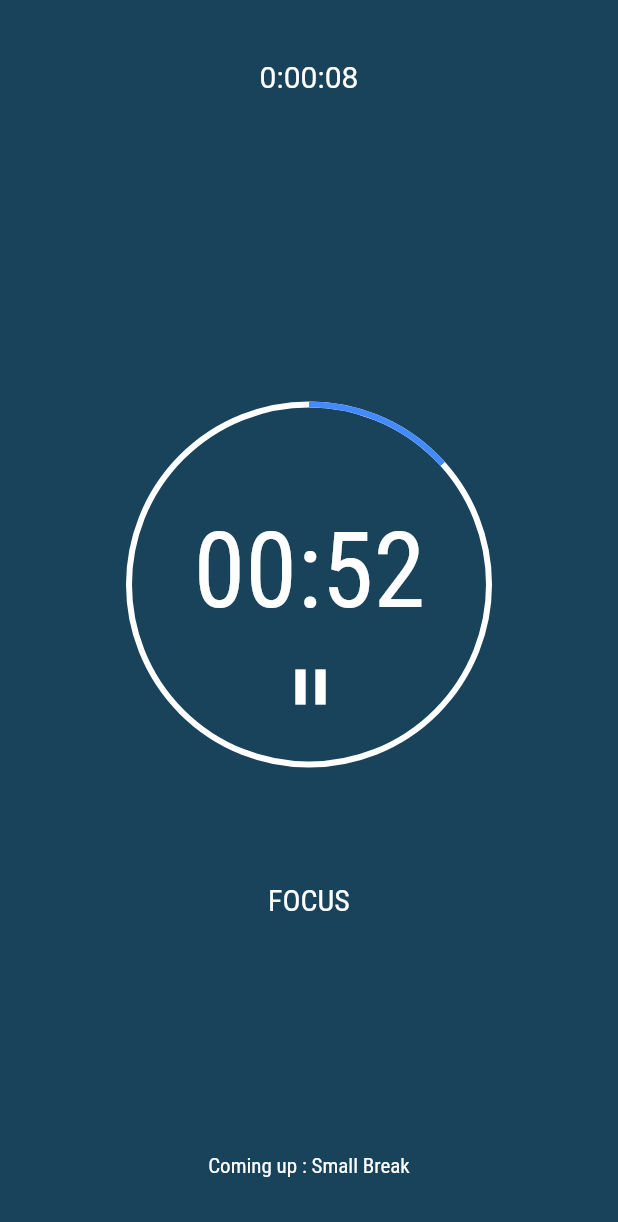
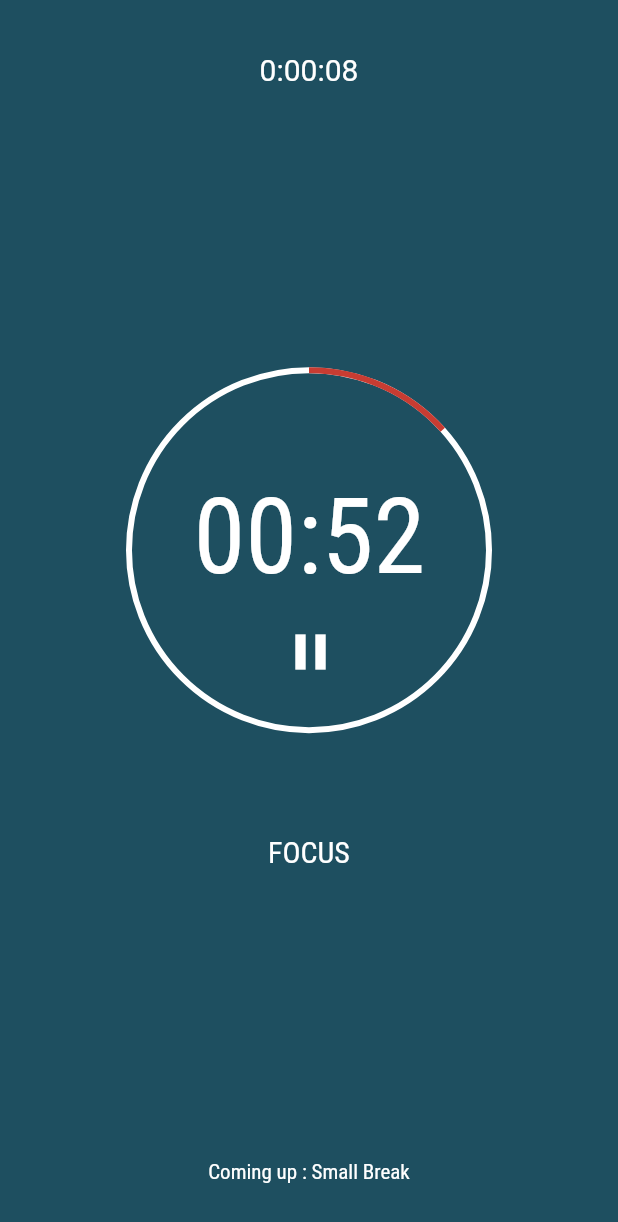
Before and after one commit to richardbonneau/pomodoro_flutter, a Flutter app: the screen it shows after launch, on a phone screen of 412 x 824 dp. Shown: the top 1222 px of the screen. Run offline on Flutter 3.47's test engine with Material 2 defaults, Android fonts, the phone set to English and light mode, and no system bars; our stand-ins replace audioplayers, flutter_local_notifications.

Commit message:
Added global color constants

```diff
--- a/lib/main.dart
+++ b/lib/main.dart
@@ -1,5 +1,6 @@
 import 'package:flutter/material.dart';
 import 'package:flutter/services.dart';
+import 'package:pomodoro/utils/AppColors.dart';
 
 import 'package:pomodoro/pages/TimerApp.dart';
 
@@ -9,10 +10,8 @@ class MyApp extends StatelessWidget {
   @override
   Widget build(BuildContext context) {
     SystemChrome.setSystemUIOverlayStyle(SystemUiOverlayStyle.dark.copyWith(
-        statusBarColor: Color(0xFF13293D),
+        statusBarColor: statusBarColor,
         statusBarIconBrightness: Brightness.light));
-    return MaterialApp(
-      home: new TimerApp()
-    );
+    return MaterialApp(home: new TimerApp());
   }
 }
--- a/lib/pages/TimerApp.dart
+++ b/lib/pages/TimerApp.dart
@@ -1,6 +1,6 @@
 import 'package:flutter/material.dart';
 import 'dart:async';
-import 'package:pomodoro/widget/LocalNotificationWidget.dart';
+import 'package:pomodoro/utils/AppColors.dart';
 import 'package:audioplayers/audio_cache.dart';
 import 'package:pomodoro/utils/LocalNotificationHelper.dart';
 import 'package:flutter_local_notifications/flutter_local_notifications.dart';
@@ -99,9 +99,6 @@ class TimerAppState extends State<TimerApp> {
         InitializationSettings(settingsAndroid, settingsIOS),
         onSelectNotification: onSelectNotification);
 
-
-
-
     Timer.periodic(Duration(seconds: 1), (timer) async {
       if (remainingTimeUntilNextPhase == "00:00")
         this.goToNextPhase();
@@ -146,11 +143,12 @@ class TimerAppState extends State<TimerApp> {
       }
     });
   }
+
   Future onSelectNotification(String payload) async => print("clicked");
   @override
   Widget build(BuildContext context) {
     return new Scaffold(
-      backgroundColor: Color(0xFF18435A),
+      backgroundColor: mainBackgroundColor,
       body: SafeArea(
         child: Container(
           alignment: Alignment.center,
@@ -160,7 +158,7 @@ class TimerAppState extends State<TimerApp> {
             children: <Widget>[
 //              LocalNotificationWidget(),
               Text(timeWorked,
-                  style: TextStyle(color: Colors.white, fontSize: 20.0)),
+                  style: TextStyle(color: textColor, fontSize: 20.0)),
               SizedBox(height: 50.0),
               Stack(
                 children: <Widget>[
@@ -172,9 +170,9 @@ class TimerAppState extends State<TimerApp> {
                             width: 240.0,
                             child: CircularProgressIndicator(
                               value: circularProgress,
-                              backgroundColor: Colors.white,
+                              backgroundColor: circleProgressBackgroundColor,
                               valueColor: AlwaysStoppedAnimation<Color>(
-                                  Colors.blueAccent),
+                                  circleProgressBarColor),
                             ))),
                   ),
                   Positioned(
@@ -184,33 +182,34 @@ class TimerAppState extends State<TimerApp> {
                           alignment: Alignment.center,
                           child: Text(remainingTimeUntilNextPhase,
                               style: TextStyle(
-                                  color: Colors.white,
+                                  color: textColor,
                                   fontSize: 70.0,
                                   fontFamily: 'Roboto Condensed')))),
                   Positioned(
                     top: 160.0,
                     left: MediaQuery.of(context).size.width / 2 - 27.0,
-                    child:IconButton(
-                    icon: pauseOrPlayIcon,
-                    onPressed: this.onPressPause,
-                    iconSize: 40.0,
-                    color: Colors.white,
-                  ),)
+                    child: IconButton(
+                      icon: pauseOrPlayIcon,
+                      onPressed: this.onPressPause,
+                      iconSize: 40.0,
+                      color: textColor,
+                    ),
+                  )
                 ],
               ),
               Text(
                 phases[currentPhaseIndex],
                 style: TextStyle(
                     fontFamily: 'Roboto Condensed',
-                    color: Colors.white,
+                    color: textColor,
                     fontSize: 20.0),
               ),
 
-              SizedBox(height: 0.0),
+              SizedBox(height: 55.0),
               Text(
                 "Coming up : " + phases[nextPhaseIndex],
-                style: TextStyle(
-                    fontFamily: 'Roboto Condensed', color: Colors.white),
+                style:
+                    TextStyle(fontFamily: 'Roboto Condensed', color: textColor),
               ),
             ],
           ),
--- /dev/null
+++ b/lib/utils/AppColors.dart
@@ -0,0 +1,7 @@
+import 'package:flutter/material.dart';
+
+Color mainBackgroundColor = Color(0xFF1E4F60);
+Color statusBarColor = Color(0xfd1d4dd);
+Color circleProgressBackgroundColor = Colors.white;
+Color circleProgressBarColor = Color(0xFFC83C32);
+Color textColor = Colors.white;
--- a/lib/utils/LocalNotificationHelper.dart
+++ b/lib/utils/LocalNotificationHelper.dart
@@ -11,7 +11,6 @@ NotificationDetails get _ongoing {
     ongoing: true,
     autoCancel: false,
     playSound: true,
-    sound:"/phase_finished.wav"
   );
   final iOSChannelSpecifics = IOSNotificationDetails();
   return NotificationDetails(androidChannelSpecifics, iOSChannelSpecifics);
```
